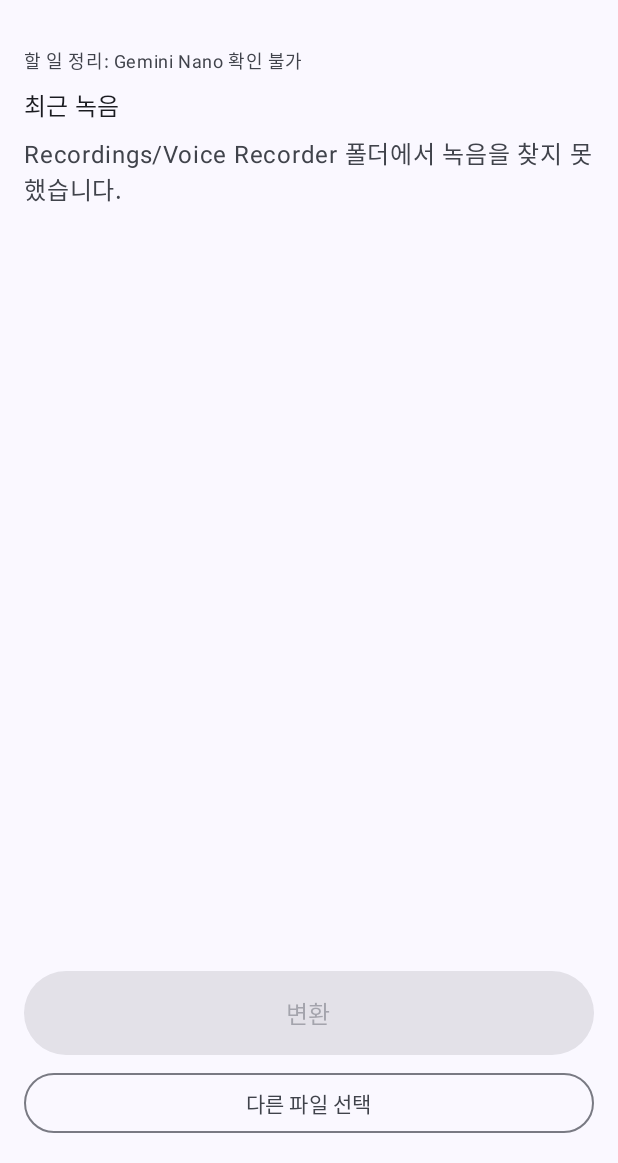
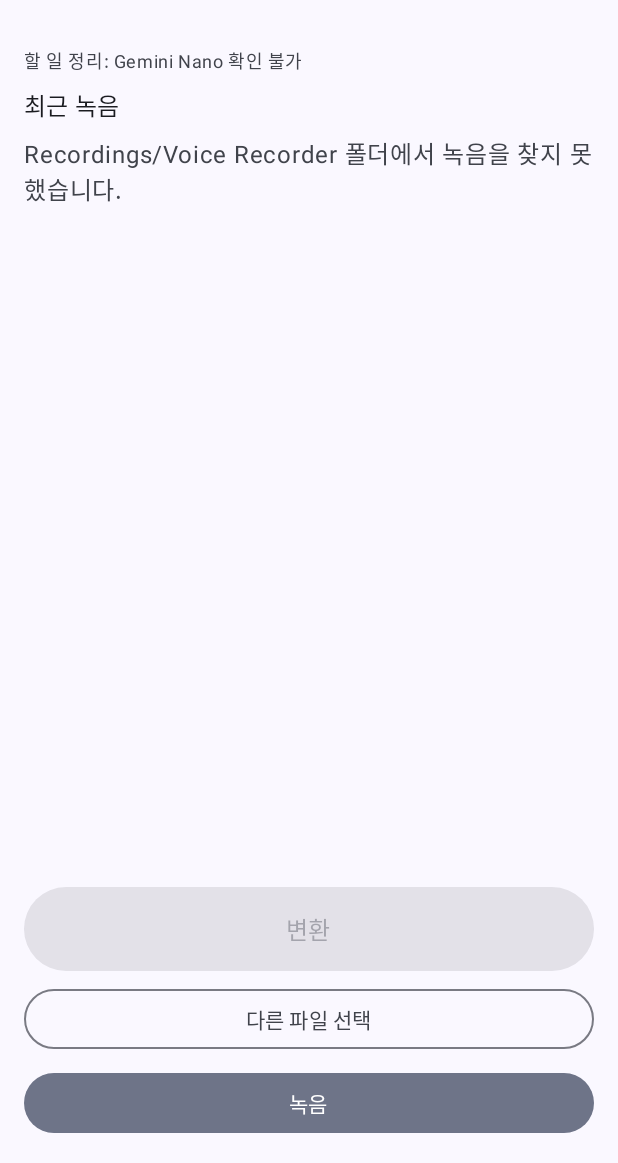
Before and after one commit to lyb2106/my-secretary, an Android app built with Jetpack Compose: the screen it shows after launch (MainActivity), on a phone screen of 412 x 824 dp, the part 73-1236 px from its top. Run offline under Robolectric (Android 15) with nearby library versions, the phone set to English and light mode, and no system bars; libraries missing offline, so code that uses them is left out: com.google.mlkit.genai; 1 statement that could not run was skipped.

Commit message:
Add 녹음 button that opens Samsung Voice Recorder
Launches com.sec.android.app.voicenote (fallback: RECORD_SOUND intent),
selects the new recording on return, and refreshes the list through a
MediaStore observer while the app is in the foreground.

Co-Authored-By: Claude Opus 5.5 <noreply@anthropic.com>
Claude-Session: https://claude.ai/code/session_01KQXfzSmdnzdtZRh29fhZAA

```diff
--- a/app/src/main/java/com/lyb/mysecretary/MainActivity.kt
+++ b/app/src/main/java/com/lyb/mysecretary/MainActivity.kt
@@ -1,12 +1,18 @@
 package com.lyb.mysecretary
 
 import android.Manifest
+import android.content.ActivityNotFoundException
 import android.content.ClipData
 import android.content.ClipboardManager
 import android.content.Context
 import android.content.Intent
 import android.content.pm.PackageManager
+import android.database.ContentObserver
 import android.os.Bundle
+import android.os.Handler
+import android.os.Looper
+import android.provider.MediaStore
+import android.widget.Toast
 import androidx.activity.ComponentActivity
 import androidx.activity.compose.BackHandler
 import androidx.activity.compose.rememberLauncherForActivityResult
@@ -60,11 +66,27 @@ private const val HOME = "home"
 private const val HISTORY = "history"
 private const val SETTINGS = "settings"
 private const val RESULT = "result:"
+private const val SAMSUNG_RECORDER = "com.sec.android.app.voicenote"
 
 private fun copyToClipboard(context: Context, text: String) {
     context.getSystemService(ClipboardManager::class.java)
         .setPrimaryClip(ClipData.newPlainText("오늘 할 일", text))
     // Android 13+ shows its own confirmation, so no extra toast.
+}
+
+/**
+ * Opens Samsung Voice Recorder; falls back to any app that handles the standard
+ * "record sound" intent. Returns false when no recorder is available.
+ */
+private fun openRecorder(context: Context): Boolean {
+    val intent = context.packageManager.getLaunchIntentForPackage(SAMSUNG_RECORDER)
+        ?: Intent(MediaStore.Audio.Media.RECORD_SOUND_ACTION)
+    return try {
+        context.startActivity(intent)
+        true
+    } catch (e: ActivityNotFoundException) {
+        false
+    }
 }
 
 private fun share(context: Context, text: String) {
@@ -108,7 +130,16 @@ private fun AppRoot(vm: MainViewModel = viewModel()) {
     LifecycleResumeEffect(Unit) {
         hasPermission = audioGranted()
         vm.refreshRecordings()
-        onPauseOrDispose { }
+        // The recorder may finish writing the file just after we come back; refresh on change.
+        val observer = object : ContentObserver(Handler(Looper.getMainLooper())) {
+            override fun onChange(selfChange: Boolean) {
+                vm.refreshRecordings()
+            }
+        }
+        if (hasPermission) {
+            context.contentResolver.registerContentObserver(MediaStore.Audio.Media.EXTERNAL_CONTENT_URI, true, observer)
+        }
+        onPauseOrDispose { context.contentResolver.unregisterContentObserver(observer) }
     }
     LaunchedEffect(job) {
         val done = job as? JobState.Done ?: return@LaunchedEffect
@@ -182,6 +213,12 @@ private fun AppRoot(vm: MainViewModel = viewModel()) {
                 onSelect = vm::select,
                 onConvert = vm::convertSelected,
                 onPickFile = { pickLauncher.launch(arrayOf("audio/*")) },
+                onRecord = {
+                    vm.onRecorderLaunched()
+                    if (!openRecorder(context)) {
+                        Toast.makeText(context, "음성 녹음 앱을 찾을 수 없습니다.", Toast.LENGTH_SHORT).show()
+                    }
+                },
                 onCancel = vm::cancel,
                 onDismissError = vm::acknowledgeJob,
                 modifier = modifier,
--- a/app/src/main/java/com/lyb/mysecretary/ui/HomeScreen.kt
+++ b/app/src/main/java/com/lyb/mysecretary/ui/HomeScreen.kt
@@ -14,6 +14,7 @@ import androidx.compose.foundation.lazy.items
 import androidx.compose.material3.Button
 import androidx.compose.material3.Card
 import androidx.compose.material3.CardDefaults
+import androidx.compose.material3.FilledTonalButton
 import androidx.compose.material3.LinearProgressIndicator
 import androidx.compose.material3.MaterialTheme
 import androidx.compose.material3.OutlinedButton
@@ -47,6 +48,7 @@ fun HomeScreen(
     onSelect: (Uri) -> Unit,
     onConvert: () -> Unit,
     onPickFile: () -> Unit,
+    onRecord: () -> Unit,
     onCancel: () -> Unit,
     onDismissError: () -> Unit,
     modifier: Modifier = Modifier,
@@ -78,13 +80,15 @@ fun HomeScreen(
                 Spacer(Modifier.height(12.dp))
             }
             if (hasPermission) {
-                RecordingPicker(recordings, selected, onSelect, onConvert, onPickFile, Modifier.weight(1f))
+                RecordingPicker(recordings, selected, onSelect, onConvert, onPickFile, onRecord, Modifier.weight(1f))
             } else {
                 Text("녹음 파일 목록을 보려면 오디오 접근 권한이 필요합니다.")
                 Spacer(Modifier.height(8.dp))
                 Button(onClick = onRequestPermission) { Text("권한 허용") }
                 Spacer(Modifier.height(8.dp))
                 OutlinedButton(onClick = onPickFile) { Text("다른 파일 선택") }
+                Spacer(Modifier.height(8.dp))
+                FilledTonalButton(onClick = onRecord) { Text("녹음") }
             }
         }
     }
@@ -97,6 +101,7 @@ private fun RecordingPicker(
     onSelect: (Uri) -> Unit,
     onConvert: () -> Unit,
     onPickFile: () -> Unit,
+    onRecord: () -> Unit,
     modifier: Modifier = Modifier,
 ) {
     Column(modifier) {
@@ -121,6 +126,9 @@ private fun RecordingPicker(
         ) { Text("변환", style = MaterialTheme.typography.titleMedium) }
         Spacer(Modifier.height(8.dp))
         OutlinedButton(onClick = onPickFile, modifier = Modifier.fillMaxWidth()) { Text("다른 파일 선택") }
+        Spacer(Modifier.height(8.dp))
+        // Opens Samsung Voice Recorder; the new file is picked up when the user comes back.
+        FilledTonalButton(onClick = onRecord, modifier = Modifier.fillMaxWidth()) { Text("녹음") }
     }
 }
 
--- a/app/src/main/java/com/lyb/mysecretary/ui/MainViewModel.kt
+++ b/app/src/main/java/com/lyb/mysecretary/ui/MainViewModel.kt
@@ -26,6 +26,11 @@ import java.time.Instant
 import java.time.ZoneId
 
 class MainViewModel(application: Application) : AndroidViewModel(application) {
+    private companion object {
+        // MediaStore DATE_ADDED has 1-second resolution.
+        const val CLOCK_SLACK_MS = 2_000L
+    }
+
     private val app = application as App
     private val recordingsRepo = RecordingRepository(application)
 
@@ -55,15 +60,27 @@ class MainViewModel(application: Application) : AndroidViewModel(application) {
     private val _busyMessage = MutableStateFlow<String?>(null)
     val busyMessage: StateFlow<String?> = _busyMessage.asStateFlow()
 
+    /** Set when the user leaves for the recorder app; the next new file gets selected on return. */
+    private var recorderLaunchedAt = 0L
+
     fun refreshRecordings() = viewModelScope.launch {
         val list = withContext(Dispatchers.IO) { runCatching { recordingsRepo.recent() }.getOrDefault(emptyList()) }
         _recordings.value = list
-        if (_selected.value == null || list.none { it.uri == _selected.value }) {
+        val newest = list.firstOrNull()
+        if (recorderLaunchedAt > 0 && newest != null && newest.addedAtMillis >= recorderLaunchedAt - CLOCK_SLACK_MS) {
+            _selected.value = newest.uri
+            recorderLaunchedAt = 0
+        } else if (_selected.value == null || list.none { it.uri == _selected.value }) {
             _selected.value = (list.firstOrNull { it.isToday } ?: list.firstOrNull())?.uri
         }
     }
 
+    fun onRecorderLaunched() {
+        recorderLaunchedAt = System.currentTimeMillis()
+    }
+
     fun select(uri: Uri) {
+        recorderLaunchedAt = 0
         _selected.value = uri
     }
 
```
Also changed, not shown: app/src/main/AndroidManifest.xml (+8 -0 lines), 1 other file.
